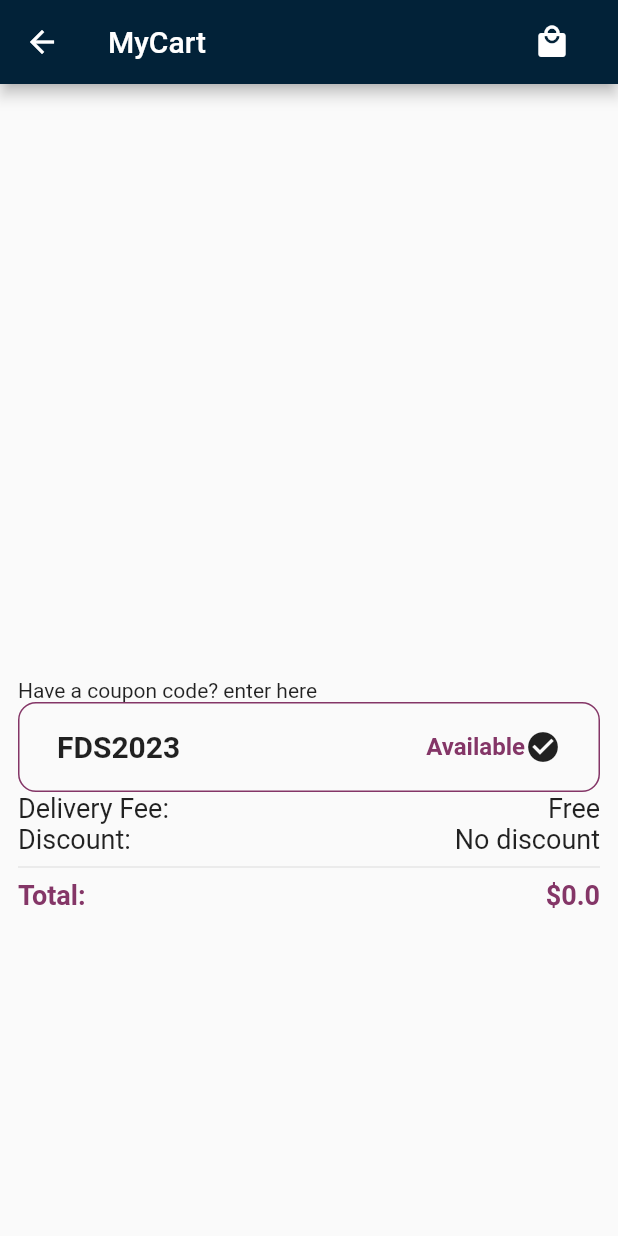
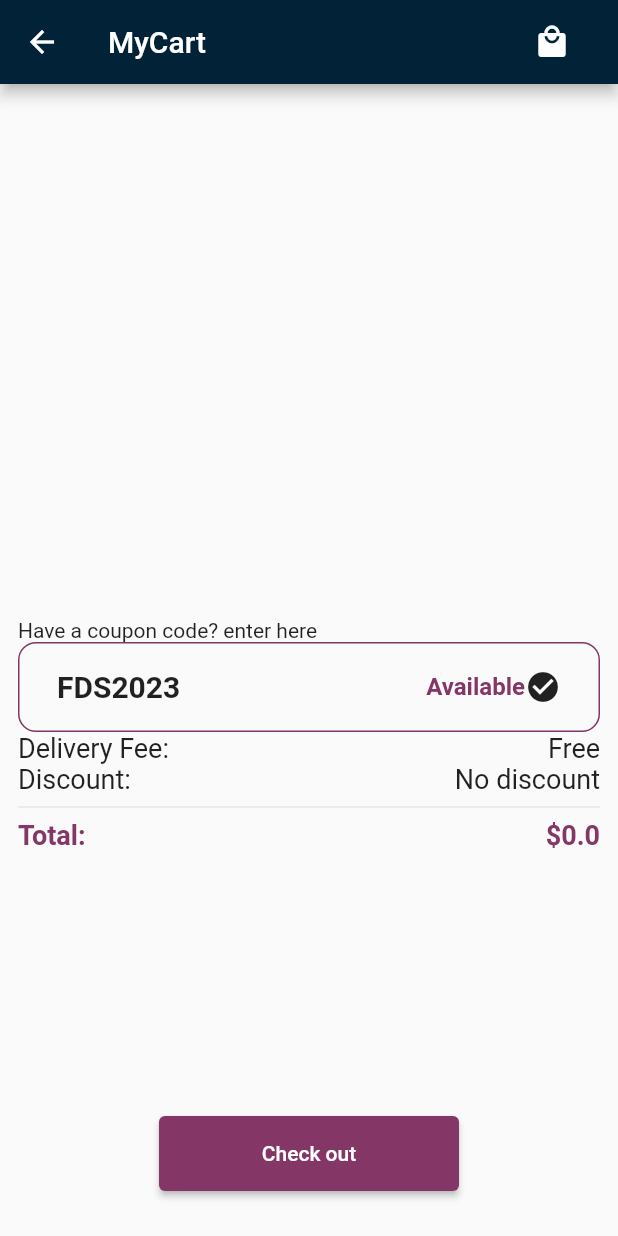
Before and after one commit to bao-tathanh/demo-riverpod-project, a Flutter app: the CardPage screen opened directly, on a phone screen of 412 x 824 dp. Run offline on Flutter 3.47's test engine with Material 2 defaults, Android fonts, the light colour scheme and no system bars; our stand-ins replace flutter_riverpod, flutter_svg.

Commit message:
update checkout

```diff
--- a/lib/providers/total_checkout.dart
+++ b/lib/providers/total_checkout.dart
@@ -56,6 +56,10 @@ class ListTotalNotifer extends StateNotifier<List<Product>> {
     return ans;
   }
 
+  void checkout(){
+    state = [];
+  }
+
   int getProductQty(int pid) {
     for (final i in productItems) {
       if (i.pid == pid) {
--- a/lib/views/checkout_page.dart
+++ b/lib/views/checkout_page.dart
@@ -150,7 +150,23 @@ class CardPage extends ConsumerWidget {
                   ),
                 ],
               ),
-            ))
+            )),
+        Center(
+
+          child: Container(
+            margin: EdgeInsets.only(bottom: 30),
+            height: 50,
+            width: 200,
+            child: ElevatedButton(
+                style: ButtonStyle(
+                  backgroundColor: MaterialStateProperty.all<Color>(kPrimaryColor),
+                ),
+                onPressed: () {
+                  ref.read(totalNotifierProvider.notifier).checkout();
+                },
+                child: const Text('Check out')),
+          ),
+        ),
       ]),
     );
   }
```
